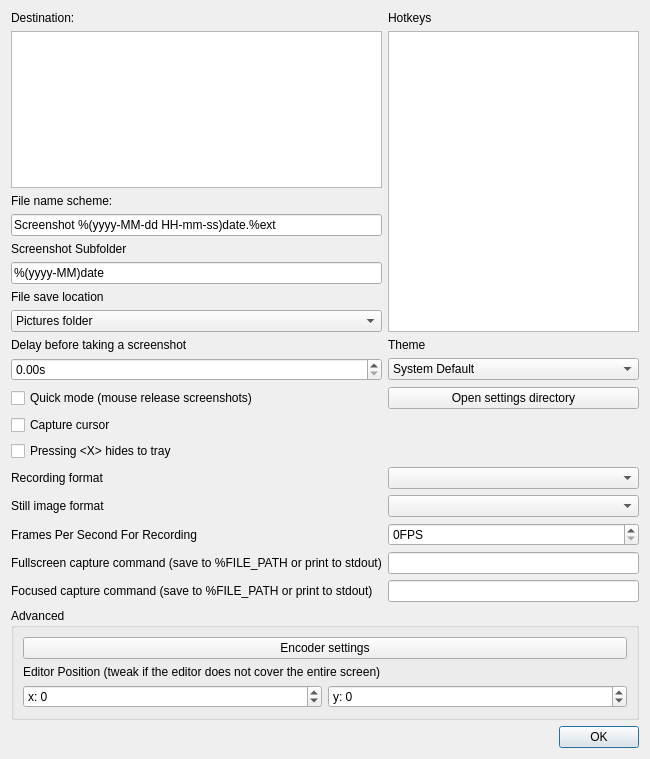
Qt form src/settingsdialog.ui (Gurkengewuerz/KShare) before a commit.
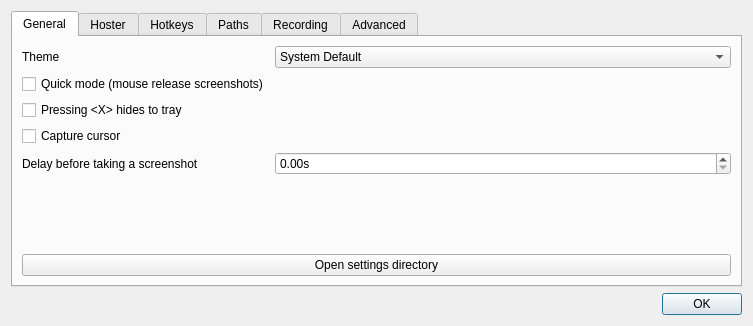
The same form after that commit.

Commit message: redesigned settings dialoge

Diff of the .ui file:
```diff
--- a/src/settingsdialog.ui
+++ b/src/settingsdialog.ui
@@ -6,15 +6,224 @@
    <rect>
     <x>0</x>
     <y>0</y>
-    <width>650</width>
-    <height>759</height>
+    <width>753</width>
+    <height>326</height>
    </rect>
   </property>
   <property name="windowTitle">
    <string>Crop editor settings</string>
   </property>
   <layout class="QGridLayout" name="gridLayout">
-   <item row="19" column="1" colspan="2">
+   <item row="20" column="1" colspan="2">
+    <widget class="QDialogButtonBox" name="buttonBox">
+     <property name="orientation">
+      <enum>Qt::Horizontal</enum>
+     </property>
+     <property name="standardButtons">
+      <set>QDialogButtonBox::Ok</set>
+     </property>
+    </widget>
+   </item>
+   <item row="0" column="1" colspan="2">
+    <widget class="QTabWidget" name="tabWidget">
+     <property name="currentIndex">
+      <number>0</number>
+     </property>
+     <widget class="QWidget" name="tab_4">
+      <attribute name="title">
+       <string>General</string>
+      </attribute>
+      <layout class="QGridLayout" name="gridLayout_8">
+       <item row="0" column="0">
+        <layout class="QFormLayout" name="formLayout_3">
+         <item row="0" column="0">
+          <widget class="QLabel" name="label_13">
+           <property name="text">
+            <string>Theme</string>
+           </property>
+          </widget>
+         </item>
+         <item row="0" column="1">
+          <widget class="QComboBox" name="themeSelection">
+           <item>
+            <property name="text">
+             <string>System Default</string>
+            </property>
+           </item>
+           <item>
+            <property name="text">
+             <string>QDarkStyle</string>
+            </property>
+           </item>
+           <item>
+            <property name="text">
+             <string>Breeze Light</string>
+            </property>
+           </item>
+           <item>
+            <property name="text">
+             <string>Breeze Dark</string>
+            </property>
+           </item>
+          </widget>
+         </item>
+         <item row="1" column="0">
+          <widget class="QCheckBox" name="quickMode">
+           <property name="text">
+            <string>Quick mode (mouse release screenshots)</string>
+           </property>
+          </widget>
+         </item>
+         <item row="3" column="0">
+          <widget class="QCheckBox" name="hideToTray">
+           <property name="text">
+            <string>Pressing &lt;X&gt; hides to tray</string>
+           </property>
+          </widget>
+         </item>
+         <item row="5" column="0">
+          <widget class="QCheckBox" name="captureCursor">
+           <property name="text">
+            <string>Capture cursor</string>
+           </property>
+          </widget>
+         </item>
+         <item row="6" column="0">
+          <widget class="QLabel" name="label_3">
+           <property name="text">
+            <string>Delay before taking a screenshot</string>
+           </property>
+          </widget>
+         </item>
+         <item row="6" column="1">
+          <widget class="QDoubleSpinBox" name="delay">
+           <property name="toolTip">
+            <string>In seconds</string>
+           </property>
+           <property name="whatsThis">
+            <string>A delay before taking a screenshot, in seconds</string>
+           </property>
+           <property name="suffix">
+            <string notr="true">s</string>
+           </property>
+          </widget>
+         </item>
+        </layout>
+       </item>
+       <item row="1" column="0">
+        <widget class="QPushButton" name="settingsButton">
+         <property name="text">
+          <string>Open settings directory</string>
+         </property>
+        </widget>
+       </item>
+      </layout>
+     </widget>
+     <widget class="QWidget" name="tab">
+      <attribute name="title">
+       <string>Hoster</string>
+      </attribute>
+      <layout class="QGridLayout" name="gridLayout_6">
+       <item row="0" column="0">
+        <layout class="QVBoxLayout" name="verticalLayout_2">
+         <item>
+          <widget class="QListWidget" name="uploaderList"/>
+         </item>
+        </layout>
+       </item>
+      </layout>
+     </widget>
+     <widget class="QWidget" name="tab_2">
+      <attribute name="title">
+       <string>Hotkeys</string>
+      </attribute>
+      <layout class="QGridLayout" name="gridLayout_3">
+       <item row="0" column="0">
+        <layout class="QVBoxLayout" name="verticalLayout">
+         <item>
+          <widget class="QListWidget" name="hotkeys"/>
+         </item>
+        </layout>
+       </item>
+      </layout>
+     </widget>
+     <widget class="QWidget" name="tab_3">
+      <attribute name="title">
+       <string>Paths</string>
+      </attribute>
+      <layout class="QVBoxLayout" name="verticalLayout_4">
+       <item>
+        <layout class="QFormLayout" name="formLayout_4">
+         <item row="0" column="0">
+          <widget class="QLabel" name="label_2">
+           <property name="text">
+            <string>File name scheme</string>
+           </property>
+           <property name="margin">
+            <number>0</number>
+           </property>
+          </widget>
+         </item>
+         <item row="0" column="1">
+          <widget class="QLineEdit" name="nameScheme">
+           <property name="toolTip">
+            <string>%(date format)date and %ext are supported</string>
+           </property>
+           <property name="text">
+            <string notr="true">Screenshot %(yyyy-MM-dd HH-mm-ss)date.%ext</string>
+           </property>
+          </widget>
+         </item>
+         <item row="1" column="0">
+          <widget class="QLabel" name="label_12">
+           <property name="text">
+            <string>Screenshot Subfolder</string>
+           </property>
+          </widget>
+         </item>
+         <item row="1" column="1">
+          <widget class="QLineEdit" name="folderFormat">
+           <property name="text">
+            <string>%(yyyy-MM)date</string>
+           </property>
+          </widget>
+         </item>
+         <item row="2" column="0">
+          <widget class="QLabel" name="label_6">
+           <property name="text">
+            <string>File save location</string>
+           </property>
+          </widget>
+         </item>
+         <item row="2" column="1">
+          <widget class="QComboBox" name="saveLocation">
+           <item>
+            <property name="text">
+             <string>Pictures folder</string>
+            </property>
+           </item>
+           <item>
+            <property name="text">
+             <string>Screenshots folder (In your user folder)</string>
+            </property>
+           </item>
+           <item>
+            <property name="text">
+             <string>Do not save</string>
+            </property>
+           </item>
+          </widget>
+         </item>
+        </layout>
+       </item>
+      </layout>
+     </widget>
+     <widget class="QWidget" name="tab_5">
+      <attribute name="title">
+       <string>Recording</string>
+      </attribute>
+      <layout class="QGridLayout" name="gridLayout_10">
+       <item row="2" column="0">
     <widget class="QGroupBox" name="groupBox">
      <property name="title">
       <string>Advanced</string>
@@ -66,7 +275,40 @@
      </layout>
     </widget>
    </item>
-   <item row="15" column="2">
+       <item row="0" column="0">
+        <layout class="QGridLayout" name="gridLayout_9">
+         <item row="0" column="1">
+          <widget class="QComboBox" name="formatBox">
+           <property name="currentIndex">
+            <number>-1</number>
+           </property>
+          </widget>
+         </item>
+         <item row="0" column="0">
+          <widget class="QLabel" name="label_4">
+           <property name="text">
+            <string>Recording format</string>
+           </property>
+          </widget>
+         </item>
+         <item row="1" column="0">
+          <widget class="QLabel" name="label_7">
+           <property name="text">
+            <string>Still image format</string>
+           </property>
+          </widget>
+         </item>
+         <item row="1" column="1">
+          <widget class="QComboBox" name="imageFormatBox"/>
+         </item>
+         <item row="2" column="0">
+          <widget class="QLabel" name="label_9">
+           <property name="text">
+            <string>Frames Per Second For Recording</string>
+           </property>
+          </widget>
+         </item>
+         <item row="2" column="1">
     <widget class="QSpinBox" name="fpsMax">
      <property name="suffix">
       <string>FPS</string>
@@ -76,221 +318,54 @@
      </property>
     </widget>
    </item>
-   <item row="15" column="1">
-    <widget class="QLabel" name="label_9">
-     <property name="text">
-      <string>Frames Per Second For Recording</string>
-     </property>
-    </widget>
-   </item>
-   <item row="8" column="1">
-    <widget class="QLabel" name="label_3">
-     <property name="text">
-      <string>Delay before taking a screenshot</string>
-     </property>
-    </widget>
-   </item>
-   <item row="13" column="1">
-    <widget class="QLabel" name="label_4">
-     <property name="text">
-      <string>Recording format</string>
-     </property>
-    </widget>
-   </item>
-   <item row="11" column="1" colspan="2">
-    <widget class="QCheckBox" name="captureCursor">
-     <property name="text">
-      <string>Capture cursor</string>
-     </property>
-    </widget>
-   </item>
-   <item row="3" column="1">
-    <widget class="QLineEdit" name="nameScheme">
-     <property name="toolTip">
-      <string>%(date format)date and %ext are supported</string>
-     </property>
+        </layout>
+       </item>
+       <item row="1" column="0">
+        <spacer name="verticalSpacer">
+         <property name="orientation">
+          <enum>Qt::Vertical</enum>
+         </property>
+         <property name="sizeHint" stdset="0">
+          <size>
+           <width>20</width>
+           <height>40</height>
+          </size>
+         </property>
+        </spacer>
+       </item>
+      </layout>
+     </widget>
+     <widget class="QWidget" name="tab_6">
+      <attribute name="title">
+       <string>Advanced</string>
+      </attribute>
+      <layout class="QGridLayout" name="gridLayout_11">
+       <item row="0" column="0">
+        <layout class="QFormLayout" name="formLayout">
+         <item row="0" column="0">
+          <widget class="QLabel" name="label_10">
      <property name="text">
       <string notr="true">Screenshot %(yyyy-MM-dd HH-mm-ss)date.%ext</string>
      </property>
     </widget>
    </item>
-   <item row="13" column="2">
-    <widget class="QComboBox" name="formatBox">
-     <property name="currentIndex">
-      <number>-1</number>
-     </property>
-    </widget>
-   </item>
-   <item row="2" column="1">
-    <widget class="QLabel" name="label_2">
-     <property name="text">
-      <string>File name scheme:</string>
-     </property>
-    </widget>
-   </item>
-   <item row="17" column="2">
-    <widget class="QLineEdit" name="fullscreenCapture"/>
-   </item>
-   <item row="18" column="1">
+         <item row="1" column="0">
     <widget class="QLabel" name="label_11">
      <property name="text">
       <string>Focused capture command (save to %FILE_PATH or print to stdout)</string>
      </property>
     </widget>
    </item>
-   <item row="18" column="2">
+         <item row="0" column="1">
+          <widget class="QLineEdit" name="fullscreenCapture"/>
+         </item>
+         <item row="1" column="1">
     <widget class="QLineEdit" name="focusedCapture"/>
    </item>
-   <item row="5" column="1">
-    <widget class="QLineEdit" name="folderFormat">
-     <property name="text">
-      <string>%(yyyy-MM)date</string>
-     </property>
-    </widget>
-   </item>
-   <item row="4" column="1">
-    <widget class="QLabel" name="label_12">
-     <property name="text">
-      <string>Screenshot Subfolder</string>
-     </property>
-    </widget>
-   </item>
-   <item row="12" column="1" colspan="2">
-    <widget class="QCheckBox" name="hideToTray">
-     <property name="text">
-      <string>Pressing &lt;X&gt; hides to tray</string>
-     </property>
-    </widget>
-   </item>
-   <item row="7" column="1">
-    <widget class="QComboBox" name="saveLocation">
-     <item>
-      <property name="text">
-       <string>Pictures folder</string>
-      </property>
-     </item>
-     <item>
-      <property name="text">
-       <string>Screenshots folder (In your user folder)</string>
-      </property>
-     </item>
-     <item>
-      <property name="text">
-       <string>Do not save</string>
-      </property>
-     </item>
-    </widget>
-   </item>
-   <item row="10" column="2">
-    <widget class="QPushButton" name="settingsButton">
-     <property name="text">
-      <string>Open settings directory</string>
-     </property>
-    </widget>
-   </item>
-   <item row="0" column="1">
-    <widget class="QLabel" name="label">
-     <property name="text">
-      <string>Destination:</string>
-     </property>
-    </widget>
-   </item>
-   <item row="20" column="1" colspan="2">
-    <widget class="QDialogButtonBox" name="buttonBox">
-     <property name="orientation">
-      <enum>Qt::Horizontal</enum>
-     </property>
-     <property name="standardButtons">
-      <set>QDialogButtonBox::Ok</set>
-     </property>
-    </widget>
-   </item>
-   <item row="6" column="1">
-    <widget class="QLabel" name="label_6">
-     <property name="text">
-      <string>File save location</string>
-     </property>
-    </widget>
-   </item>
-   <item row="1" column="1">
-    <widget class="QListWidget" name="uploaderList"/>
-   </item>
-   <item row="14" column="2">
-    <widget class="QComboBox" name="imageFormatBox"/>
-   </item>
-   <item row="9" column="1">
-    <widget class="QDoubleSpinBox" name="delay">
-     <property name="toolTip">
-      <string>In seconds</string>
-     </property>
-     <property name="whatsThis">
-      <string>A delay before taking a screenshot, in seconds</string>
-     </property>
-     <property name="suffix">
-      <string notr="true">s</string>
-     </property>
-    </widget>
-   </item>
-   <item row="10" column="1">
-    <widget class="QCheckBox" name="quickMode">
-     <property name="text">
-      <string>Quick mode (mouse release screenshots)</string>
-     </property>
-    </widget>
-   </item>
-   <item row="17" column="1">
-    <widget class="QLabel" name="label_10">
-     <property name="text">
-      <string>Fullscreen capture command (save to %FILE_PATH or print to stdout)</string>
-     </property>
-    </widget>
-   </item>
-   <item row="0" column="2">
-    <widget class="QLabel" name="label_5">
-     <property name="text">
-      <string>Hotkeys</string>
-     </property>
-    </widget>
-   </item>
-   <item row="14" column="1">
-    <widget class="QLabel" name="label_7">
-     <property name="text">
-      <string>Still image format</string>
-     </property>
-    </widget>
-   </item>
-   <item row="1" column="2" rowspan="7">
-    <widget class="QListWidget" name="hotkeys"/>
-   </item>
-   <item row="8" column="2">
-    <widget class="QLabel" name="label_13">
-     <property name="text">
-      <string>Theme</string>
-     </property>
-    </widget>
-   </item>
-   <item row="9" column="2">
-    <widget class="QComboBox" name="themeSelection">
-     <item>
-      <property name="text">
-       <string>System Default</string>
-      </property>
-     </item>
-     <item>
-      <property name="text">
-       <string>QDarkStyle</string>
-      </property>
-     </item>
-     <item>
-      <property name="text">
-       <string>Breeze Light</string>
-      </property>
-     </item>
-     <item>
-      <property name="text">
-       <string>Breeze Dark</string>
-      </property>
-     </item>
+        </layout>
+       </item>
+      </layout>
+     </widget>
     </widget>
    </item>
   </layout>
```
Left out of the diff: 2 changed lines with no effect on the pictures. Lines whose indentation alone changed are shown as unchanged. The commit also changes 5 other files.
